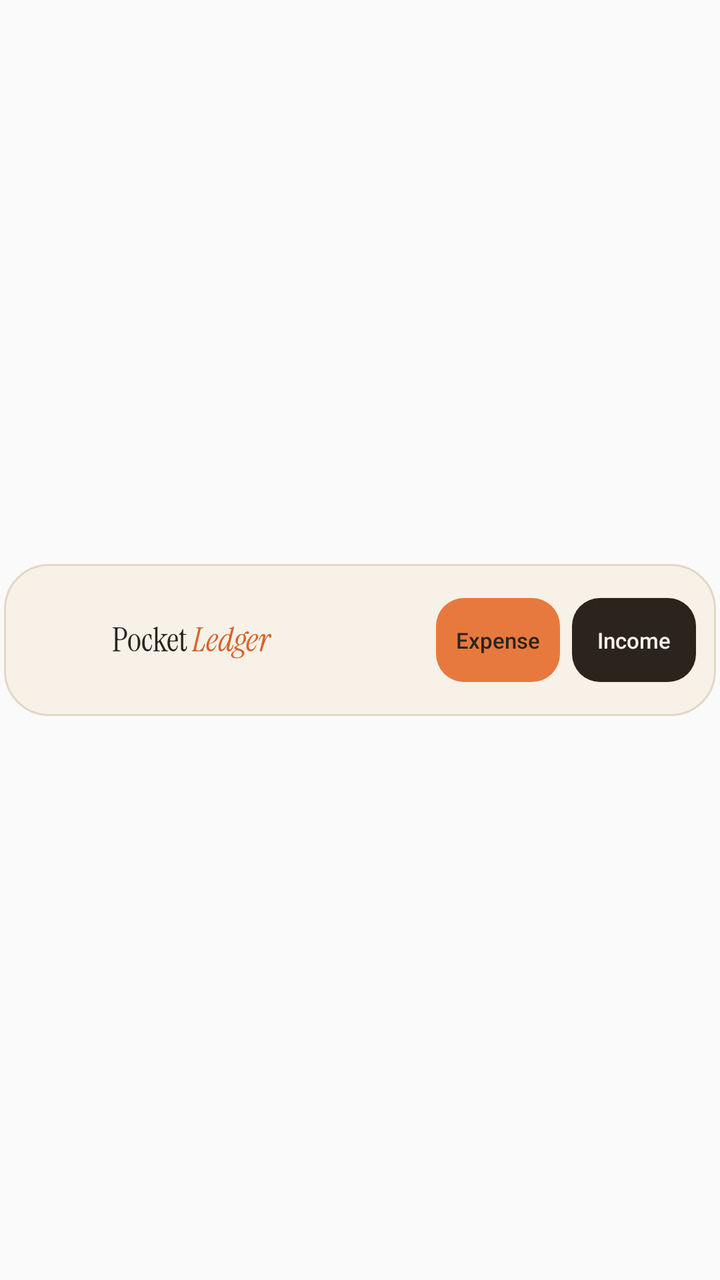
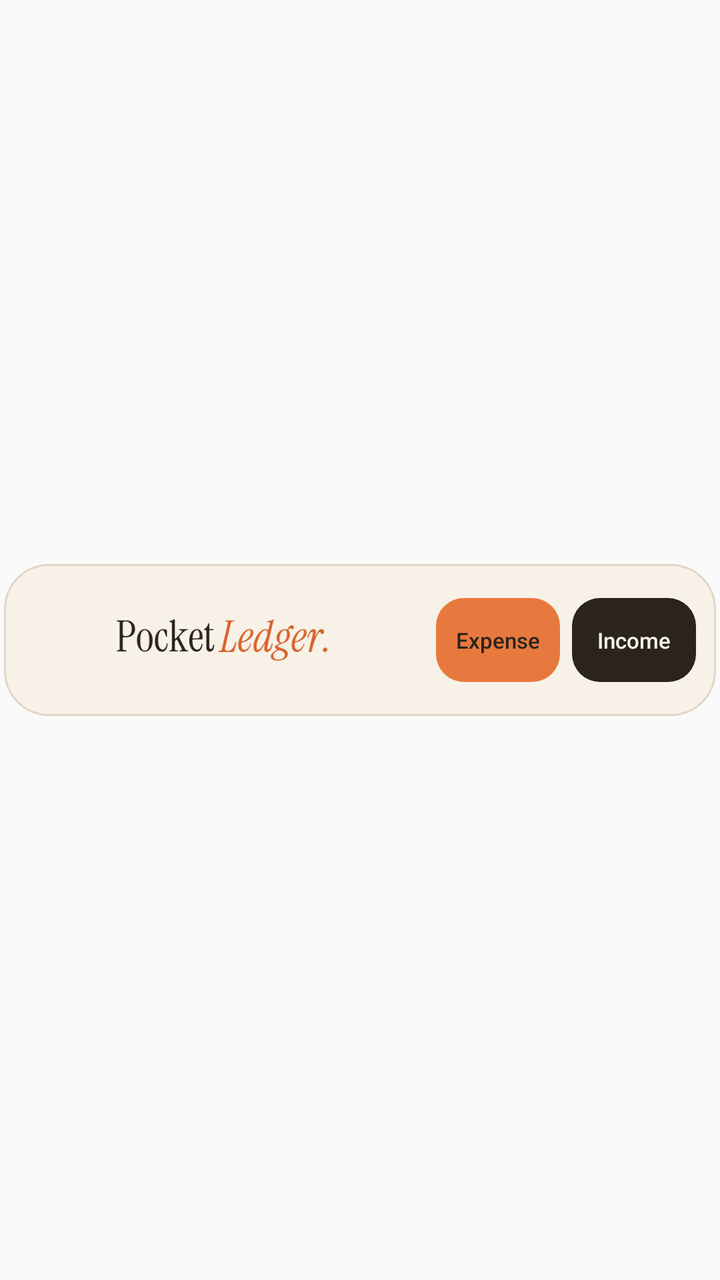

Compare the two renders of this Android layout. The source of the first and the diff that turns it into the second are given below.
<!-- AndroidManifest.xml: application theme AppTheme -->
<!-- res/layout/ledger_widget.xml -->
<?xml version="1.0" encoding="utf-8"?>
<FrameLayout xmlns:android="http://schemas.android.com/apk/res/android"
    android:layout_width="match_parent" android:layout_height="match_parent"
    android:paddingStart="2dp" android:paddingEnd="2dp">
    <LinearLayout
        android:layout_width="match_parent" android:layout_height="76dp"
        android:layout_gravity="center_vertical" android:orientation="horizontal"
        android:gravity="center_vertical" android:paddingStart="14dp" android:paddingEnd="10dp"
        android:background="@drawable/widget_background">
        <LinearLayout android:layout_width="0dp" android:layout_weight="1" android:layout_height="match_parent" android:gravity="center_vertical" android:paddingEnd="8dp">
            <ImageView android:layout_width="32dp" android:layout_height="32dp" android:src="@mipmap/ic_launcher" android:contentDescription="@null" />
            <LinearLayout android:layout_width="wrap_content" android:layout_height="wrap_content" android:layout_marginStart="8dp" android:orientation="horizontal" android:gravity="center_vertical" android:baselineAligned="true">
                <TextView android:layout_width="wrap_content" android:layout_height="wrap_content" android:text="Pocket" android:textColor="#2B241D" android:textSize="17sp" android:fontFamily="@font/instrument_serif_regular" android:maxLines="1" />
                <TextView android:layout_width="wrap_content" android:layout_height="wrap_content" android:layout_marginStart="2dp" android:text="Ledger" android:textColor="#D7632D" android:textSize="17sp" android:fontFamily="@font/instrument_serif_italic" android:maxLines="1" />
            </LinearLayout>
        </LinearLayout>
        <TextView android:id="@+id/widget_expense" android:layout_width="62dp" android:layout_height="42dp" android:gravity="center" android:background="@drawable/widget_expense" android:text="Expense" android:textColor="#2B241D" android:textSize="11sp" android:fontFamily="sans-serif-medium" android:contentDescription="Add expense" />
        <TextView android:id="@+id/widget_income" android:layout_width="62dp" android:layout_height="42dp" android:layout_marginStart="6dp" android:gravity="center" android:background="@drawable/widget_income" android:text="Income" android:textColor="#F7F1E7" android:textSize="11sp" android:fontFamily="sans-serif-medium" android:contentDescription="Add income" />
    </LinearLayout>
</FrameLayout>
<!-- resources referenced by this layout -->
<resources>
  <!-- drawable widget_background (drawable) -->
  <shape xmlns:android="http://schemas.android.com/apk/res/android" android:shape="rectangle">
      <solid android:color="#F7F1E7" />
      <stroke android:width="1dp" android:color="#E3D7C5" />
      <corners android:radius="22dp" />
  </shape>
  <!-- drawable widget_expense (drawable) -->
  <shape xmlns:android="http://schemas.android.com/apk/res/android" android:shape="rectangle">
      <solid android:color="#E8793E" /><corners android:radius="14dp" />
  </shape>
  <!-- drawable widget_income (drawable) -->
  <shape xmlns:android="http://schemas.android.com/apk/res/android" android:shape="rectangle">
      <solid android:color="#2B241D" /><corners android:radius="14dp" />
  </shape>
  <!-- mipmap ic_launcher (mipmap-anydpi-v26) -->
  <?xml version="1.0" encoding="utf-8"?>
  <adaptive-icon xmlns:android="http://schemas.android.com/apk/res/android">
      <background android:drawable="@color/ic_launcher_background" />
      <foreground android:drawable="@drawable/ic_launcher_foreground" />
  </adaptive-icon>
  <style name="AppTheme" parent="Theme.AppCompat.Light.DarkActionBar">
          
          <item name="colorPrimary">@color/colorPrimary</item>
          <item name="colorPrimaryDark">@color/colorPrimaryDark</item>
          <item name="colorAccent">@color/colorAccent</item>
      </style>
  <color name="ic_launcher_background">#2B241D</color>
  <!-- drawable ic_launcher_foreground (drawable-v24) -->
  <vector xmlns:android="http://schemas.android.com/apk/res/android"
      android:width="108dp"
      android:height="108dp"
      android:viewportWidth="108"
      android:viewportHeight="108">
      
      <group
          android:pivotX="54"
          android:pivotY="54"
          android:scaleX="0.74"
          android:scaleY="0.74">
          <path
              android:fillColor="#F3EEE4"
              android:pathData="M32,33H76Q79,33 79,36V38Q79,41 76,41H32Q29,41 29,38V36Q29,33 32,33ZM32,50H76Q79,50 79,53V55Q79,58 76,58H32Q29,58 29,55V53Q29,50 32,50ZM32,67H58Q61,67 61,70V72Q61,75 58,75H32Q29,75 29,72V70Q29,67 32,67Z" />
          <path
              android:fillColor="#E2703A"
              android:pathData="M67,67H70Q73,67 73,70V72Q73,75 70,75H67Q64,75 64,72V70Q64,67 67,67Z" />
      </group>
  </vector>
</resources>

<!-- the commit's change to res/layout/ledger_widget.xml (unified diff, before → after) -->
@@ -9,10 +9,9 @@
         android:background="@drawable/widget_background">
         <LinearLayout android:layout_width="0dp" android:layout_weight="1" android:layout_height="match_parent" android:gravity="center_vertical" android:paddingEnd="8dp">
             <ImageView android:layout_width="32dp" android:layout_height="32dp" android:src="@mipmap/ic_launcher" android:contentDescription="@null" />
-            <LinearLayout android:layout_width="wrap_content" android:layout_height="wrap_content" android:layout_marginStart="8dp" android:orientation="horizontal" android:gravity="center_vertical" android:baselineAligned="true">
-                <TextView android:layout_width="wrap_content" android:layout_height="wrap_content" android:text="Pocket" android:textColor="#2B241D" android:textSize="17sp" android:fontFamily="@font/instrument_serif_regular" android:maxLines="1" />
-                <TextView android:layout_width="wrap_content" android:layout_height="wrap_content" android:layout_marginStart="2dp" android:text="Ledger" android:textColor="#D7632D" android:textSize="17sp" android:fontFamily="@font/instrument_serif_italic" android:maxLines="1" />
-            </LinearLayout>
+            <ImageView android:layout_width="110dp" android:layout_height="26dp" android:layout_marginStart="8dp"
+                android:src="@drawable/widget_wordmark" android:scaleType="fitCenter" android:adjustViewBounds="true"
+                android:contentDescription="Pocket Ledger" />
         </LinearLayout>
         <TextView android:id="@+id/widget_expense" android:layout_width="62dp" android:layout_height="42dp" android:gravity="center" android:background="@drawable/widget_expense" android:text="Expense" android:textColor="#2B241D" android:textSize="11sp" android:fontFamily="sans-serif-medium" android:contentDescription="Add expense" />
         <TextView android:id="@+id/widget_income" android:layout_width="62dp" android:layout_height="42dp" android:layout_marginStart="6dp" android:gravity="center" android:background="@drawable/widget_income" android:text="Income" android:textColor="#F7F1E7" android:textSize="11sp" android:fontFamily="sans-serif-medium" android:contentDescription="Add income" />
<!-- resource entries referenced after the edit -->
@@ -14,6 +14,7 @@
   <shape xmlns:android="http://schemas.android.com/apk/res/android" android:shape="rectangle">
       <solid android:color="#2B241D" /><corners android:radius="14dp" />
   </shape>
+  <!-- drawable widget_wordmark: png bitmap (drawable-nodpi, 10397 bytes) -->
   <!-- mipmap ic_launcher (mipmap-anydpi-v26) -->
   <?xml version="1.0" encoding="utf-8"?>
   <adaptive-icon xmlns:android="http://schemas.android.com/apk/res/android">
